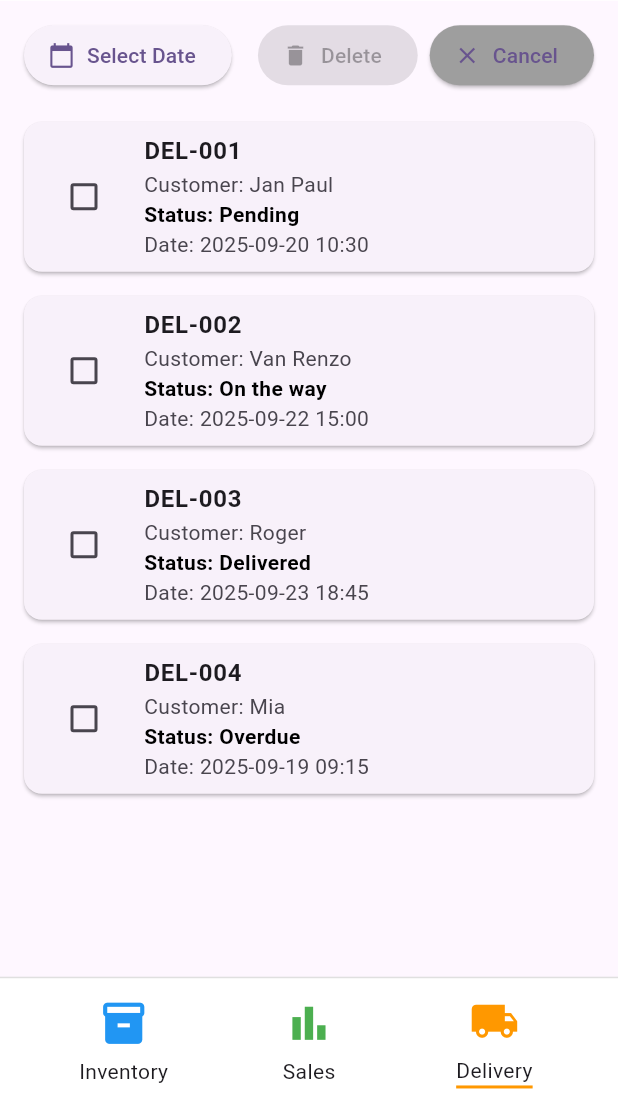
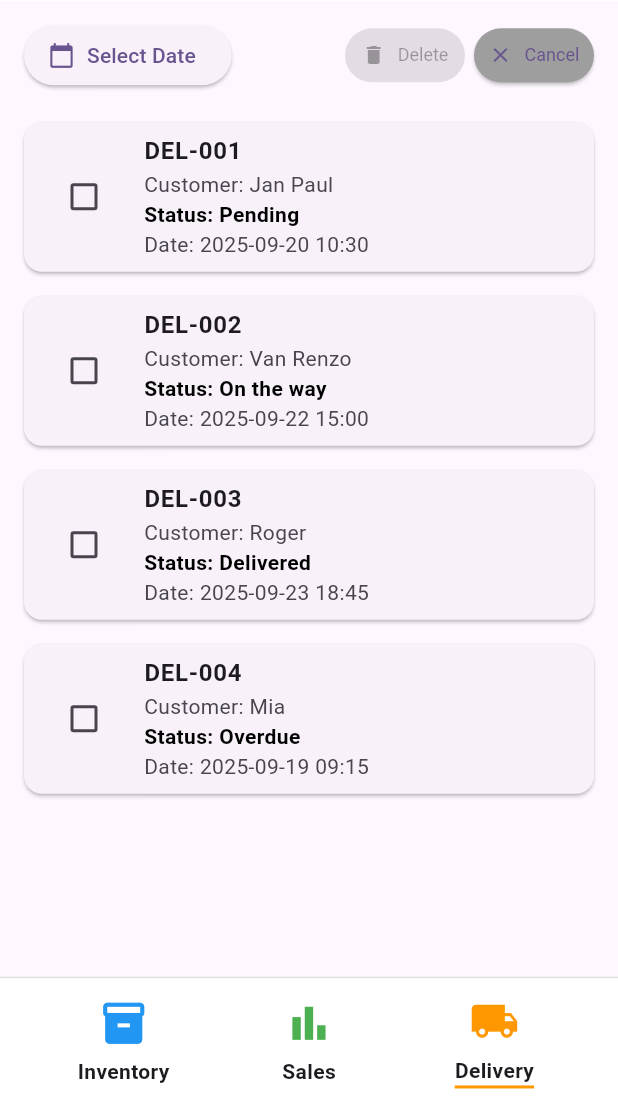
Before and after one commit to roheryo/MamaAbbysMNVGMNT, a Flutter app: the screen it shows after launch, item 3 of the bottom bar chosen, after a tap on "Select", on a phone screen of 412 x 824 dp, the part 129-1236 px from its top. Run offline on Flutter 3.47's test engine with Material 3 defaults, Android fonts, the phone set to English and light mode, and no system bars; our stand-ins replace modal_progress_hud_nsn, snippet_coder_utils.

Commit message:
Update of DeliveryPage for the SELECTION of containers(DELIVERIES)

```diff
--- a/lib/pages/delivery_page.dart
+++ b/lib/pages/delivery_page.dart
@@ -238,28 +238,49 @@ class _DeliveryPageState extends State<DeliveryPage> {
                 Row(
                   children: [
                     if (isSelectionMode) ...[
-                      ElevatedButton.icon(
+                      SizedBox(
+                        height: 36, // make smaller height
+                        child: ElevatedButton.icon(
                           onPressed: selectedDeliveries.isEmpty
                               ? null
                               : _deleteSelected,
-                        icon: const Icon(Icons.delete),
+                          icon: const Icon(Icons.delete, size: 16),
                           label: const Text("Delete"),
                           style: ElevatedButton.styleFrom(
                             backgroundColor: Colors.red,
+                            minimumSize: const Size(
+                              80,
+                              36,
+                            ), // min width & height
+                            padding: const EdgeInsets.symmetric(
+                              horizontal: 8,
+                              vertical: 4,
+                            ),
+                            textStyle: const TextStyle(fontSize: 12),
                           ),
                         ),
-                      const SizedBox(width: 8),
-                      ElevatedButton.icon(
+                      ),
+                      const SizedBox(width: 6),
+                      SizedBox(
+                        height: 36,
+                        child: ElevatedButton.icon(
                           onPressed: () {
                             setState(() {
                               isSelectionMode = false;
                               selectedDeliveries.clear();
                             });
                           },
-                        icon: const Icon(Icons.close),
+                          icon: const Icon(Icons.close, size: 16),
                           label: const Text("Cancel"),
                           style: ElevatedButton.styleFrom(
                             backgroundColor: Colors.grey,
+                            minimumSize: const Size(80, 36),
+                            padding: const EdgeInsets.symmetric(
+                              horizontal: 8,
+                              vertical: 4,
+                            ),
+                            textStyle: const TextStyle(fontSize: 12),
+                          ),
                         ),
                       ),
                     ] else
@@ -270,6 +291,14 @@ class _DeliveryPageState extends State<DeliveryPage> {
                             selectedDeliveries.clear();
                           });
                         },
+                        style: ElevatedButton.styleFrom(
+                          minimumSize: const Size(80, 36),
+                          padding: const EdgeInsets.symmetric(
+                            horizontal: 8,
+                            vertical: 4,
+                          ),
+                          textStyle: const TextStyle(fontSize: 12),
+                        ),
                         child: const Text("Select"),
                       ),
                   ],
@@ -277,7 +306,6 @@ class _DeliveryPageState extends State<DeliveryPage> {
               ],
             ),
           ),
-
           SizedBox(height: screenWidth * 0.03),
 
           // ===== Delivery List =====
@@ -355,8 +383,7 @@ class _DeliveryPageState extends State<DeliveryPage> {
                     ),
             ),
           ),
-
-          // ===== Bottom Navigation =====
+          //  Bottom Navigation
           Container(
             padding: EdgeInsets.symmetric(
               horizontal: screenWidth * 0.05,
@@ -388,7 +415,10 @@ class _DeliveryPageState extends State<DeliveryPage> {
                           color: Colors.blue,
                         ),
                         SizedBox(height: screenWidth * 0.015),
-                        const Text("Inventory"),
+                        const Text(
+                          "Inventory",
+                          style: TextStyle(fontWeight: FontWeight.bold),
+                        ),
                       ],
                     ),
                   ),
@@ -410,7 +440,10 @@ class _DeliveryPageState extends State<DeliveryPage> {
                           color: Colors.green,
                         ),
                         SizedBox(height: screenWidth * 0.015),
-                        const Text("Sales"),
+                        const Text(
+                          "Sales",
+                          style: TextStyle(fontWeight: FontWeight.bold),
+                        ),
                       ],
                     ),
                   ),
@@ -436,7 +469,10 @@ class _DeliveryPageState extends State<DeliveryPage> {
                               ),
                             ),
                           ),
-                          child: const Text("Delivery"),
+                          child: const Text(
+                            "Delivery",
+                            style: TextStyle(fontWeight: FontWeight.bold),
+                          ),
                         ),
                       ],
                     ),
```
Lines whose indentation alone changed are shown as unchanged.
